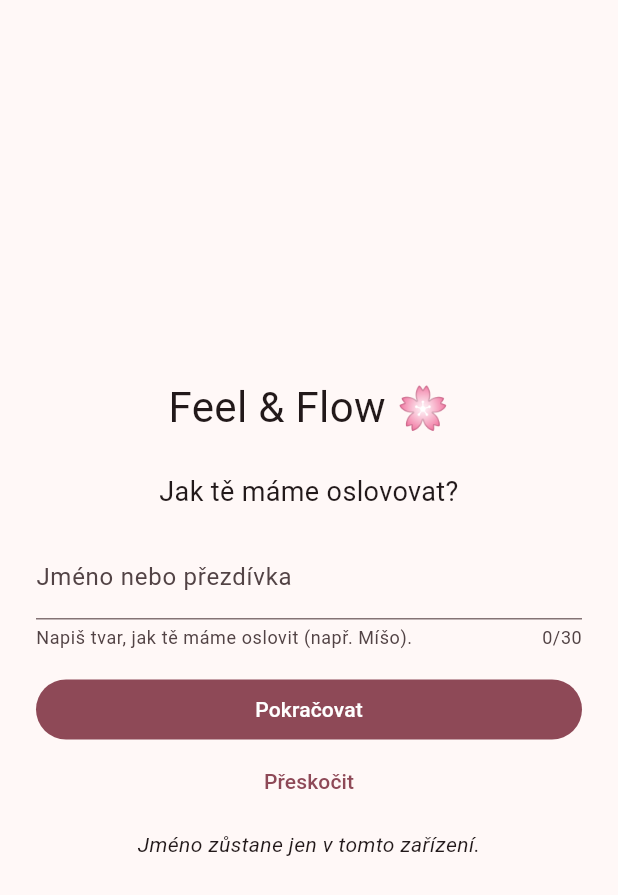
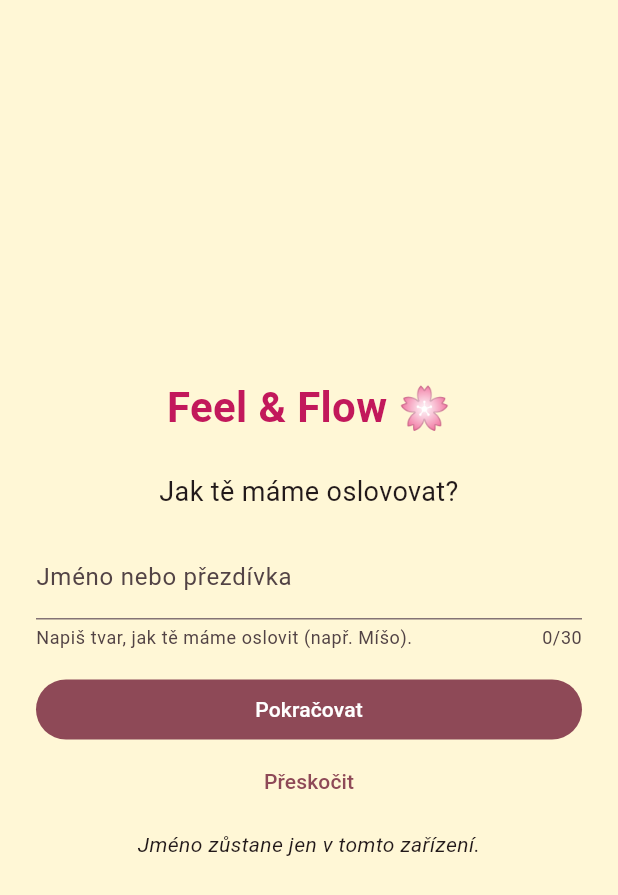
Before and after one commit to Michaela215/cycle-calendar, a Flutter app: the screen it shows after launch, after a tap on "Pokračovat", after a tap on "Přeskočit", after a tap on the "person outline" icon, on a phone screen of 412 x 824 dp. Shown: the top 895 px of the screen. Run offline on Flutter 3.47's test engine with Material 3 defaults, Android fonts, the phone set to English and light mode, and no system bars; our stand-ins replace flutter_secure_storage, table_calendar.

Commit message:
plain light yellow background, sunny today marker, pink period end

```diff
--- /dev/null
+++ b/lib/home_page.dart
@@ -0,0 +1,98 @@
+import 'package:flutter/material.dart';
+
+import 'striped_background.dart';
+
+const _textColor = Color(0xFF4A3B2A);
+
+class HomePage extends StatelessWidget {
+  const HomePage({
+    super.key,
+    required this.userName,
+    required this.onOpenCalendar,
+    this.onEditName,
+  });
+
+  final String userName;
+  final VoidCallback onOpenCalendar;
+  final VoidCallback? onEditName;
+
+  @override
+  Widget build(BuildContext context) {
+    return StripedBackground(
+      child: Scaffold(
+        backgroundColor: Colors.transparent,
+        appBar: AppBar(
+          actions: [
+            IconButton(
+              icon: const Icon(Icons.person_outline),
+              tooltip: 'Změnit oslovení',
+              onPressed: onEditName,
+            ),
+          ],
+        ),
+        body: SafeArea(
+          child: Padding(
+            padding: const EdgeInsets.all(24),
+            child: Column(
+              crossAxisAlignment: CrossAxisAlignment.stretch,
+              children: [
+                const Spacer(),
+                Text(
+                  'Feel & Flow 🌸',
+                  textAlign: TextAlign.center,
+                  style: TextStyle(
+                    fontSize: 36,
+                    fontWeight: FontWeight.bold,
+                    color: Colors.pink.shade700,
+                  ),
+                ),
+                const SizedBox(height: 12),
+                Text(
+                  userName.isEmpty ? 'Vítej' : 'Vítej, $userName',
+                  textAlign: TextAlign.center,
+                  style: const TextStyle(fontSize: 24, color: _textColor),
+                ),
+                const SizedBox(height: 40),
+                Center(
+                  child: Tooltip(
+                    message: 'Otevřít kalendář',
+                    child: InkWell(
+                      onTap: onOpenCalendar,
+                      borderRadius: BorderRadius.circular(16),
+                      child: Padding(
+                        padding: const EdgeInsets.all(16),
+                        child: Column(
+                          mainAxisSize: MainAxisSize.min,
+                          children: [
+                            Icon(
+                              Icons.calendar_month,
+                              size: 56,
+                              color: Colors.pink.shade700,
+                              semanticLabel: 'Otevřít kalendář',
+                            ),
+                            const SizedBox(height: 4),
+                            const Text(
+                              'Kalendář',
+                              style: TextStyle(fontSize: 18, color: _textColor),
+                            ),
+                          ],
+                        ),
+                      ),
+                    ),
+                  ),
+                ),
+                const Spacer(),
+                const Text(
+                  'Feel & Flow není zdravotnický prostředek ani antikoncepce. '
+                  'Odhady jsou pouze orientační.',
+                  textAlign: TextAlign.center,
+                  style: TextStyle(fontSize: 13, color: _textColor),
+                ),
+              ],
+            ),
+          ),
+        ),
+      ),
+    );
+  }
+}
--- a/lib/main.dart
+++ b/lib/main.dart
@@ -5,8 +5,10 @@ import 'package:table_calendar/table_calendar.dart';
 
 import 'day_notes_storage.dart';
 import 'fertility.dart';
+import 'home_page.dart';
 import 'period_storage.dart';
 import 'profile_storage.dart';
+import 'striped_background.dart';
 import 'welcome_page.dart';
 
 Future<void> main() async {
@@ -31,6 +33,11 @@ class CycleCalendarApp extends StatelessWidget {
       debugShowCheckedModeBanner: false,
       theme: ThemeData(
         colorScheme: ColorScheme.fromSeed(seedColor: Colors.pink),
+        appBarTheme: const AppBarTheme(
+          backgroundColor: Colors.transparent,
+          elevation: 0,
+          scrolledUnderElevation: 0,
+        ),
       ),
       home: const StartGate(),
     );
@@ -74,26 +81,34 @@ class _StartGateState extends State<StartGate> {
     });
   }
 
+  void _openCalendar() {
+    Navigator.of(context).push(
+      MaterialPageRoute(builder: (_) => const CalendarPage()),
+    );
+  }
+
   @override
   Widget build(BuildContext context) {
-    if (_loading) return const Scaffold();
+    if (_loading) {
+      return const StripedBackground(
+        child: Scaffold(backgroundColor: Colors.transparent),
+      );
+    }
 
     final name = _name;
     if (name == null || _editing) {
       return WelcomePage(initialName: name ?? '', onDone: _finish);
     }
-    return CalendarPage(
+    return HomePage(
       userName: name,
+      onOpenCalendar: _openCalendar,
       onEditName: () => setState(() => _editing = true),
     );
   }
 }
 
 class CalendarPage extends StatefulWidget {
-  const CalendarPage({super.key, this.userName = '', this.onEditName});
-
-  final String userName;
-  final VoidCallback? onEditName;
+  const CalendarPage({super.key});
 
   @override
   State<CalendarPage> createState() => _CalendarPageState();
@@ -166,17 +181,6 @@ class _CalendarPageState extends State<CalendarPage> {
   void _showMessage(String text) {
     ScaffoldMessenger.of(context).showSnackBar(
       SnackBar(content: Text(text)),
-    );
-  }
-
-  Widget _greeting() {
-    final name = widget.userName;
-    return Padding(
-      padding: const EdgeInsets.fromLTRB(16, 16, 16, 0),
-      child: Text(
-        name.isEmpty ? 'Vítej ve Feel & Flow' : 'Vítej, $name',
-        style: Theme.of(context).textTheme.titleLarge,
-      ),
     );
   }
 
@@ -318,22 +322,14 @@ class _CalendarPageState extends State<CalendarPage> {
   Widget build(BuildContext context) {
     final daySelected = _selectedDay != null;
 
-    return Scaffold(
-      appBar: AppBar(
-        title: const Text('Feel & Flow 🌸'),
-        actions: [
-          IconButton(
-            icon: const Icon(Icons.person_outline),
-            tooltip: 'Změnit oslovení',
-            onPressed: widget.onEditName,
-          ),
-        ],
-      ),
+    return StripedBackground(
+      child: Scaffold(
+        backgroundColor: Colors.transparent,
+        appBar: AppBar(title: const Text('Kalendář')),
         body: SingleChildScrollView(
           child: Column(
             crossAxisAlignment: CrossAxisAlignment.start,
             children: [
-            _greeting(),
               TableCalendar(
                 locale: 'cs_CZ',
                 firstDay: DateTime.utc(2020, 1, 1),
@@ -348,9 +344,16 @@ class _CalendarPageState extends State<CalendarPage> {
                 rangeEndDay: _periodEnd,
                 calendarStyle: CalendarStyle(
                   rangeHighlightColor: Colors.pink.shade100,
-                todayDecoration: BoxDecoration(
-                  color: Colors.grey.shade200,
+                  todayDecoration: const BoxDecoration(
+                    color: Color(0xFFFFD54F),
                     shape: BoxShape.circle,
+                    boxShadow: [
+                      BoxShadow(
+                        color: Color(0x99FFC107),
+                        blurRadius: 8,
+                        spreadRadius: 1,
+                      ),
+                    ],
                   ),
                   todayTextStyle: const TextStyle(color: Colors.black87),
                   rangeStartDecoration: const BoxDecoration(
@@ -363,6 +366,28 @@ class _CalendarPageState extends State<CalendarPage> {
                   ),
                 ),
                 calendarBuilders: CalendarBuilders(
+                  selectedBuilder: (context, day, focusedDay) {
+                    final isPeriodEdge = isSameDay(day, _periodStart) ||
+                        isSameDay(day, _periodEnd);
+                    return Container(
+                      margin: const EdgeInsets.all(6),
+                      alignment: Alignment.center,
+                      decoration: BoxDecoration(
+                        shape: BoxShape.circle,
+                        color: isPeriodEdge ? Colors.pink : null,
+                        border: Border.all(
+                          color: Colors.pink.shade700,
+                          width: 2,
+                        ),
+                      ),
+                      child: Text(
+                        '${day.day}',
+                        style: TextStyle(
+                          color: isPeriodEdge ? Colors.white : Colors.black87,
+                        ),
+                      ),
+                    );
+                  },
                   defaultBuilder: (context, day, focusedDay) {
                     final start = _periodStart;
                     if (start == null) return null;
@@ -427,6 +452,7 @@ class _CalendarPageState extends State<CalendarPage> {
             ],
           ),
         ),
+      ),
     );
   }
 }
--- /dev/null
+++ b/lib/striped_background.dart
@@ -0,0 +1,14 @@
+import 'package:flutter/material.dart';
+
+class StripedBackground extends StatelessWidget {
+  const StripedBackground({super.key, required this.child});
+
+  final Widget child;
+
+  static const backgroundColor = Color(0xFFFFF7D6);
+
+  @override
+  Widget build(BuildContext context) {
+    return ColoredBox(color: backgroundColor, child: child);
+  }
+}
--- a/lib/welcome_page.dart
+++ b/lib/welcome_page.dart
@@ -1,7 +1,7 @@
-
 import 'package:flutter/material.dart';
 
 import 'profile_storage.dart';
+import 'striped_background.dart';
 
 class WelcomePage extends StatefulWidget {
   const WelcomePage({super.key, this.initialName = '', required this.onDone});
@@ -26,7 +26,8 @@ class _WelcomePageState extends State<WelcomePage> {
   void _continue() {
     final name = _controller.text.trim();
     if (name.isEmpty) {
-      setState(() => _error = 'Napiš, jak tě máme oslovovat, nebo dej Přeskočit.');
+      setState(() =>
+          _error = 'Napiš, jak tě máme oslovovat, nebo dej Přeskočit.');
       return;
     }
     if (!ProfileStorage.isValidName(name)) {
@@ -41,7 +42,9 @@ class _WelcomePageState extends State<WelcomePage> {
   Widget build(BuildContext context) {
     final editing = widget.initialName.isNotEmpty;
 
-    return Scaffold(
+    return StripedBackground(
+      child: Scaffold(
+        backgroundColor: Colors.transparent,
         body: SafeArea(
           child: Padding(
             padding: const EdgeInsets.all(24),
@@ -49,10 +52,14 @@ class _WelcomePageState extends State<WelcomePage> {
               mainAxisAlignment: MainAxisAlignment.center,
               crossAxisAlignment: CrossAxisAlignment.stretch,
               children: [
-              const Text(
+                Text(
                   'Feel & Flow 🌸',
                   textAlign: TextAlign.center,
-                style: TextStyle(fontSize: 28),
+                  style: TextStyle(
+                    fontSize: 28,
+                    fontWeight: FontWeight.bold,
+                    color: Colors.pink.shade700,
+                  ),
                 ),
                 const SizedBox(height: 24),
                 const Text(
@@ -90,6 +97,7 @@ class _WelcomePageState extends State<WelcomePage> {
             ),
           ),
         ),
+      ),
     );
   }
 }
```
Lines whose indentation alone changed are shown as unchanged.
